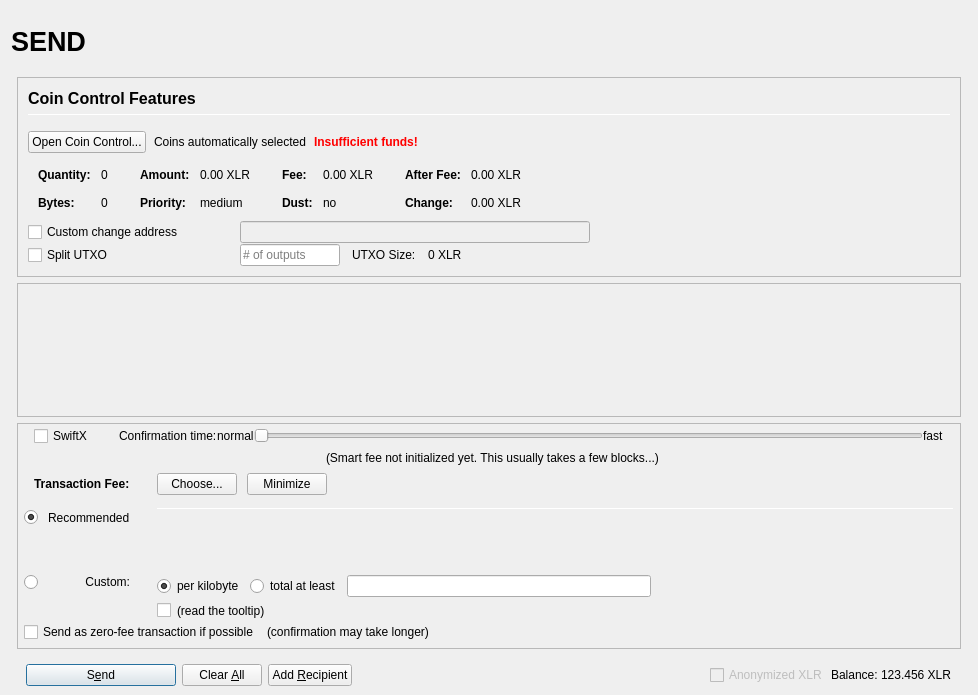
Above: src/qt/forms/sendcoinsdialog.ui from cryptocrowd-xcrc/core-wallet before the change. Below: the same form after it.
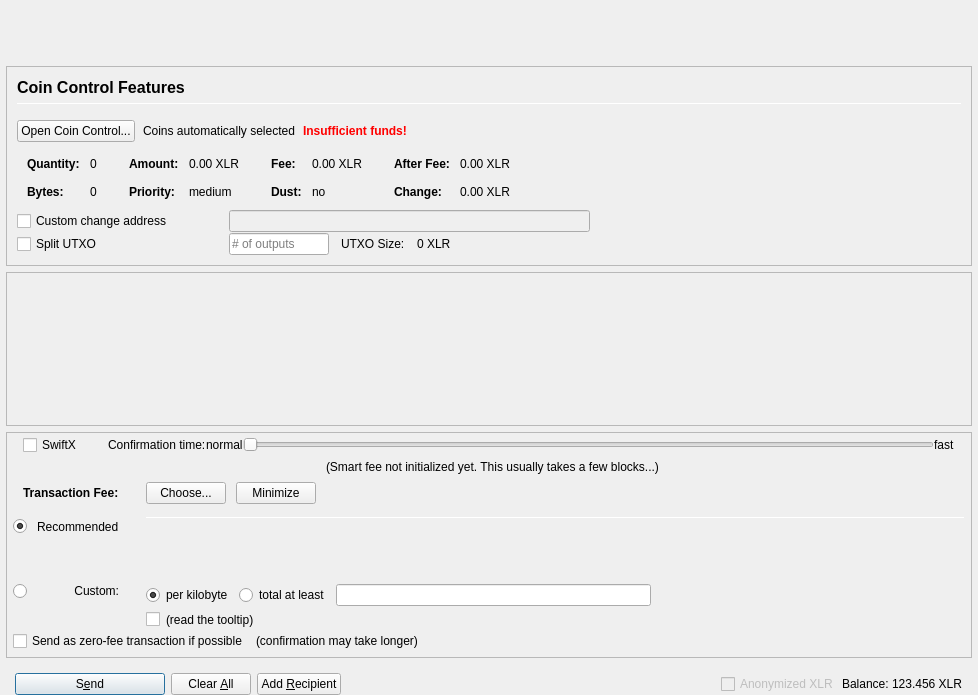
That is the form after the change. Icons and pictures are not drawn. Custom widgets are drawn as their Qt base class.

What changed in the file:
```diff
--- a/src/qt/forms/sendcoinsdialog.ui
+++ b/src/qt/forms/sendcoinsdialog.ui
@@ -17,8 +17,17 @@
    <string>Send Coins</string>
   </property>
   <layout class="QVBoxLayout" name="verticalLayout" stretch="0">
+   <property name="leftMargin">
+    <number>0</number>
+   </property>
+   <property name="topMargin">
+    <number>0</number>
+   </property>
+   <property name="rightMargin">
+    <number>0</number>
+   </property>
    <property name="bottomMargin">
-    <number>9</number>
+    <number>0</number>
    </property>
    <item>
     <layout class="QVBoxLayout" name="verticalLayout_Master" stretch="0,1">
@@ -53,52 +62,10 @@
          <number>0</number>
         </property>
         <item>
-         <layout class="QHBoxLayout" name="horizontalLayout_Header" stretch="1,0,1">
+         <layout class="QHBoxLayout" name="horizontalLayout_Header" stretch="1">
           <property name="spacing">
            <number>6</number>
           </property>
-          <item>
-           <widget class="QLabel" name="labelOverviewHeaderLeft">
-            <property name="minimumSize">
-             <size>
-              <width>464</width>
-              <height>60</height>
-             </size>
-            </property>
-            <property name="maximumSize">
-             <size>
-              <width>16777215</width>
-              <height>60</height>
-             </size>
-            </property>
-            <property name="font">
-             <font>
-              <pointsize>20</pointsize>
-              <weight>75</weight>
-              <bold>true</bold>
-             </font>
-            </property>
-            <property name="text">
-             <string>SEND</string>
-            </property>
-            <property name="alignment">
-             <set>Qt::AlignLeading|Qt::AlignLeft|Qt::AlignVCenter</set>
-            </property>
-           </widget>
-          </item>
-          <item>
-           <spacer name="horizontalSpacer_Header">
-            <property name="orientation">
-             <enum>Qt::Horizontal</enum>
-            </property>
-            <property name="sizeHint" stdset="0">
-             <size>
-              <width>40</width>
-              <height>20</height>
-             </size>
-            </property>
-           </spacer>
-          </item>
           <item>
            <widget class="QLabel" name="labelOverviewHeaderRight">
             <property name="minimumSize">
@@ -897,8 +864,8 @@
             <rect>
              <x>0</x>
              <y>0</y>
-             <width>944</width>
-             <height>69</height>
+             <width>962</width>
+             <height>120</height>
             </rect>
            </property>
            <layout class="QVBoxLayout" name="verticalLayout_2" stretch="0,1">
```
Left out of the diff: 2 changed lines with no effect on the pictures.
